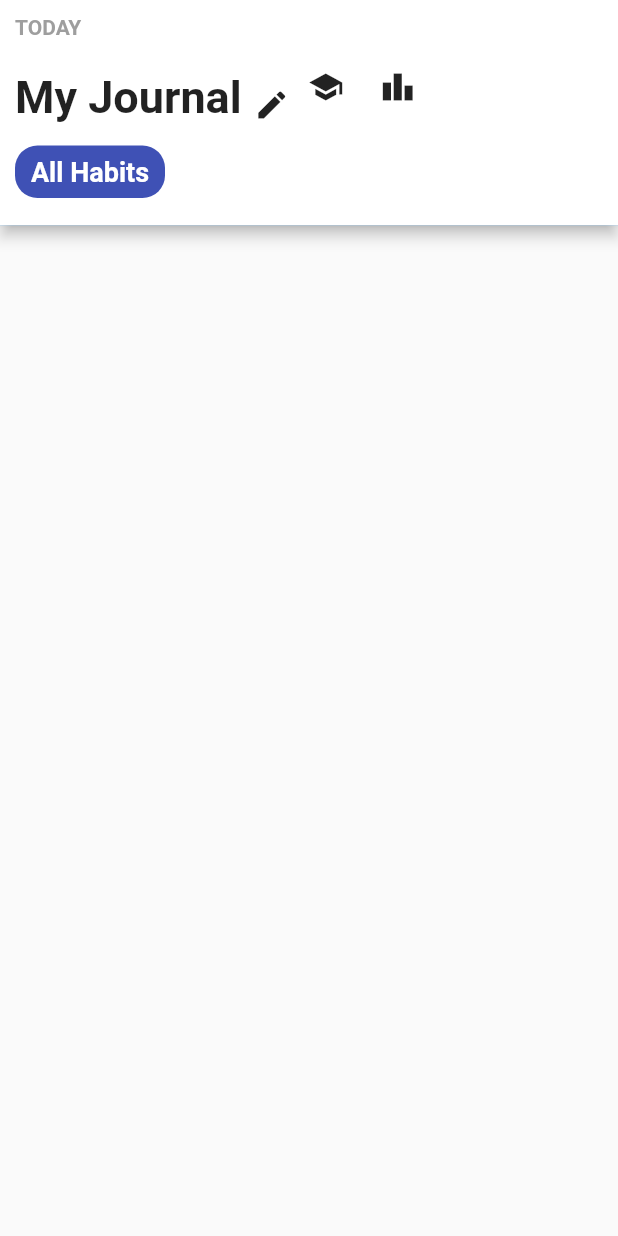
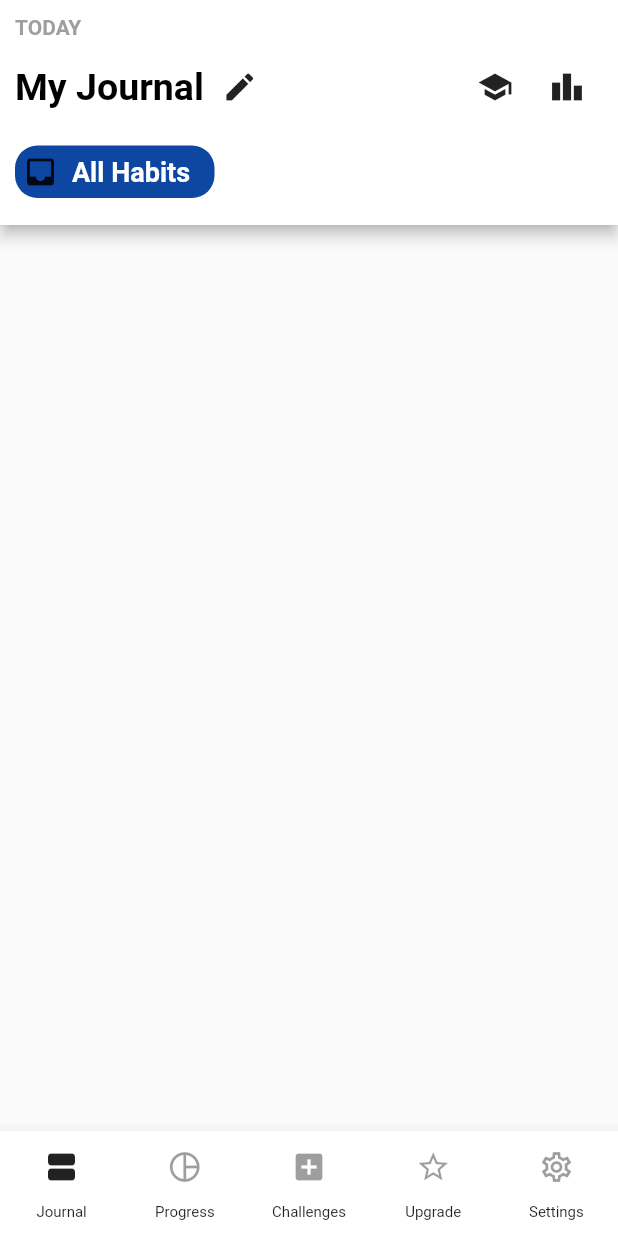
Before and after one commit to AakashAK01/Habitify, a Flutter app: the screen it shows after launch, on a phone screen of 412 x 824 dp. Run offline on Flutter 3.47's test engine with Material 2 defaults, Android fonts, the phone set to English and light mode, and no system bars.

Commit message:
Bottom Navigation Bar

```diff
--- a/lib/main.dart
+++ b/lib/main.dart
@@ -56,44 +56,60 @@ class _MyHomePageState extends State<MyHomePage> {
                   height: 8,
                 ),
                 Row(
-                  crossAxisAlignment: CrossAxisAlignment.end,
+                  mainAxisAlignment: MainAxisAlignment.spaceBetween,
+                  children: [
+                    Container(
+                        child: Row(
                       children: [
                         Text(
                           "My Journal",
                           style: TextStyle(
-                        fontSize: 30,
-                        fontWeight: FontWeight.bold,
+                            fontSize: 25.0,
+                            fontWeight: FontWeight.w600,
+                            color: Colors.black,
                           ),
                         ),
-                    SizedBox(
-                      width: 8,
+                        IconButton(
+                          onPressed: () {},
+                          icon: Icon(Icons.create_rounded),
                         ),
-                    Icon(Icons.create),
-                    Row(
+                      ],
+                    )),
+                    Container(
+                      child: Row(
                         children: [
                           IconButton(
-                          icon: Icon(Icons.school),
+                            icon: Icon(
+                              Icons.school,
+                            ),
                             onPressed: () {},
                           ),
                           IconButton(
-                          icon: Icon(Icons.leaderboard),
+                            icon: Icon(
+                              Icons.leaderboard,
+                            ),
                             onPressed: () {},
-                        ),
+                          )
                         ],
                       ),
+                    )
                   ],
                 ),
                 SizedBox(
                   height: 15,
                 ),
                 Container(
+                  padding: EdgeInsets.all(5),
                   height: 35,
-                  width: 100,
+                  width: 133,
                   decoration: BoxDecoration(
                     borderRadius: BorderRadius.circular(15),
-                    color: Colors.indigo,
+                    color: Colors.blue.shade900,
                   ),
-                  child: Center(
+                  child: Row(
+                    children: [
+                      Icon(Icons.inbox),
+                      Center(
                         child: const Text(
                           "  All Habits  ",
                           style: TextStyle(
@@ -102,6 +118,8 @@ class _MyHomePageState extends State<MyHomePage> {
                             fontWeight: FontWeight.bold,
                           ),
                         ),
+                      ),
+                    ],
                   ),
                 ),
                 /*TextField(
@@ -120,6 +138,98 @@ class _MyHomePageState extends State<MyHomePage> {
           ),
         ),
       ),
+      bottomNavigationBar: Container(
+        color: Colors.white,
+        height: 70,
+        alignment: Alignment.center,
+        child: BottomAppBar(
+          child: Row(
+            mainAxisAlignment: MainAxisAlignment.spaceAround,
+            children: [
+              Column(
+                children: [
+                  IconButton(
+                    icon: Icon(
+                      Icons.view_agenda,
+                    ),
+                    onPressed: () {},
+                  ),
+                  Text(
+                    "Journal",
+                    style: TextStyle(
+                      fontSize: 10,
+                    ),
+                  ),
+                ],
+              ),
+              Column(
+                children: [
+                  IconButton(
+                    icon: Icon(
+                      Icons.pie_chart_outline,
+                    ),
+                    onPressed: null,
+                  ),
+                  Text(
+                    "Progress",
+                    style: TextStyle(
+                      fontSize: 10,
+                    ),
+                  ),
+                ],
+              ),
+              Column(
+                children: [
+                  IconButton(
+                    icon: Icon(
+                      Icons.add_box,
+                    ),
+                    onPressed: null,
+                  ),
+                  Text(
+                    "Challenges",
+                    style: TextStyle(
+                      fontSize: 10,
+                    ),
+                  ),
+                ],
+              ),
+              Column(
+                children: [
+                  IconButton(
+                    icon: Icon(
+                      Icons.star_border,
+                    ),
+                    onPressed: null,
+                  ),
+                  Text(
+                    "Upgrade",
+                    style: TextStyle(
+                      fontSize: 10,
+                    ),
+                  ),
+                ],
+              ),
+              Column(
+                children: [
+                  IconButton(
+                    icon: Icon(
+                      Icons.settings_outlined,
+                    ),
+                    onPressed: null,
+                  ),
+                  Text(
+                    "Settings",
+                    style: TextStyle(
+                      fontSize: 10,
+                    ),
+                  ),
+                ],
+              ),
+            ],
+          ),
+        ),
+      ),
     );
   }
 }
```
Lines whose indentation alone changed are shown as unchanged.
